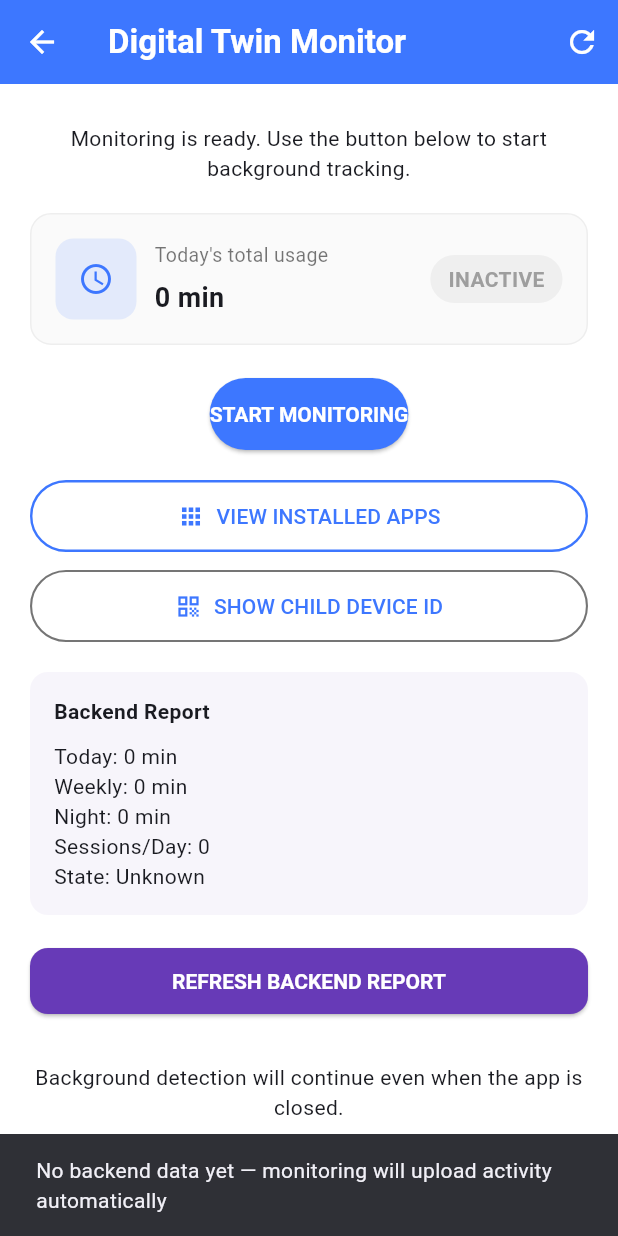
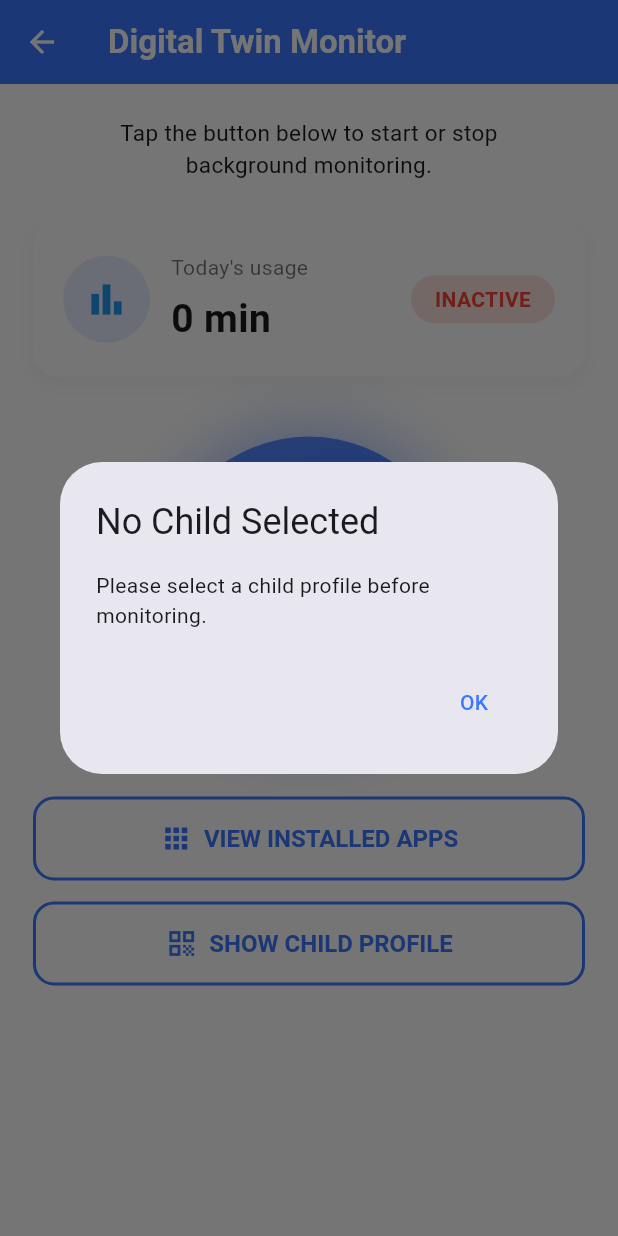
Before and after one commit to Jeseem24/gaming_monitor_app, a Flutter app: the MonitoringScreen screen opened by its route, on a phone screen of 412 x 824 dp. Run offline on Flutter 3.47's test engine with Material 3 defaults, Android fonts, the phone set to English and light mode, and no system bars; our stand-ins replace permission_handler, shared_preferences, sqflite; accounts and stored records are empty.

Commit message:
Update monitoring screen logic and UI

```diff
--- a/lib/screens/monitoring_screen.dart
+++ b/lib/screens/monitoring_screen.dart
@@ -4,17 +4,14 @@ import 'package:flutter/material.dart';
 import 'package:flutter/services.dart';
 import 'package:permission_handler/permission_handler.dart';
 import 'package:shared_preferences/shared_preferences.dart';
-import 'child_id_screen.dart';
 
 import '../services/sync_service.dart';
 import '../services/native_event_handler.dart';
 import '../database.dart';
 import 'pin_verify_screen.dart';
 import 'installed_games_screen.dart';
-import '../services/twin_service.dart';
-
-bool _busyMonitor = false; // start/stop monitoring
-bool _busyReport = false; // backend report loading
+import 'child_id_screen.dart';
+import 'child_selection_screen.dart';
 
 const MethodChannel _serviceChannel = MethodChannel('game_detection');
 
@@ -26,13 +23,8 @@ class MonitoringScreen extends StatefulWidget {
 }
 
 class _MonitoringScreenState extends State<MonitoringScreen> {
-  int _backendToday = 0;
-  int _backendWeekly = 0;
-  int _backendNight = 0;
-  int _backendSessions = 0;
-  String _backendState = "Unknown";
-
   bool _serviceRunning = false;
+  bool _busyMonitor = false;
   int _todayMinutes = 0;
 
   final Color _primary = const Color(0xFF3D77FF);
@@ -41,27 +33,56 @@ class _MonitoringScreenState extends State<MonitoringScreen> {
   void initState() {
     super.initState();
     _requestNotificationPermission();
-    _loadServiceState();
-    _refreshSummary();
-    _loadTwinReport(); // auto-load backend on start
+    _checkChildSelected();
+    _autoRefreshLoop();
   }
 
-  Future<void> _loadServiceState() async {
-    final prefs = await SharedPreferences.getInstance();
-    final stored = prefs.getBool('service_running') ?? false;
-    setState(() => _serviceRunning = stored);
-
-    if (_serviceRunning) {
-      await NativeEventHandler.instance.start();
-      SyncService.instance.startSyncLoop();
+  // AUTO REFRESH EVERY 10 SECONDS
+  Future<void> _autoRefreshLoop() async {
+    while (mounted) {
+      await _refreshLocalSummary();
+      await Future.delayed(const Duration(seconds: 10));
     }
   }
 
-  Future<void> _saveServiceState(bool running) async {
+  // CHILD CHECK
+  Future<void> _checkChildSelected() async {
     final prefs = await SharedPreferences.getInstance();
-    prefs.setBool('service_running', running);
+    final id = prefs.getString("selected_child_id");
+
+    if (id == null || id.isEmpty) {
+      WidgetsBinding.instance.addPostFrameCallback((_) {
+        _showNoChildSelectedDialog();
+      });
+    } else {
+      await _loadServiceState();
+      await _refreshLocalSummary();
+    }
   }
 
+  void _showNoChildSelectedDialog() {
+    showDialog(
+      context: context,
+      barrierDismissible: false,
+      builder: (_) => AlertDialog(
+        title: const Text("No Child Selected"),
+        content: const Text("Please select a child profile before monitoring."),
+        actions: [
+          TextButton(
+            onPressed: () {
+              Navigator.pushReplacement(
+                context,
+                MaterialPageRoute(builder: (_) => const ChildSelectionScreen()),
+              );
+            },
+            child: const Text("OK"),
+          ),
+        ],
+      ),
+    );
+  }
+
+  // NOTIFICATIONS
   Future<void> _requestNotificationPermission() async {
     final status = await Permission.notification.status;
     if (!status.isGranted) {
@@ -69,10 +90,26 @@ class _MonitoringScreenState extends State<MonitoringScreen> {
     }
   }
 
-  // -------------------------------------------------------------
-  // START SERVICE
-  // -------------------------------------------------------------
-  Future<void> _startService() async {
+  // LOAD SERVICE STATE
+  Future<void> _loadServiceState() async {
+    final prefs = await SharedPreferences.getInstance();
+    final running = prefs.getBool('service_running') ?? false;
+
+    setState(() => _serviceRunning = running);
+
+    if (running) {
+      await NativeEventHandler.instance.start();
+      SyncService.instance.startSyncLoop();
+    }
+  }
+
+  Future<void> _saveServiceState(bool value) async {
+    final prefs = await SharedPreferences.getInstance();
+    await prefs.setBool('service_running', value);
+  }
+
+  // START MONITORING
+  Future<void> _startMonitoring() async {
     if (_busyMonitor) return;
     setState(() => _busyMonitor = true);
 
@@ -80,26 +117,24 @@ class _MonitoringScreenState extends State<MonitoringScreen> {
       await NativeEventHandler.instance.start();
       await _serviceChannel.invokeMethod('start_service');
 
-      ScaffoldMessenger.of(context).showSnackBar(
-        const SnackBar(content: Text('Background service started')),
-      );
+      SyncService.instance.startSyncLoop();
+      await _saveServiceState(true);
 
       setState(() => _serviceRunning = true);
-      await _saveServiceState(true);
-      SyncService.instance.startSyncLoop();
+      ScaffoldMessenger.of(
+        context,
+      ).showSnackBar(const SnackBar(content: Text("Monitoring started")));
     } catch (e) {
       ScaffoldMessenger.of(
         context,
-      ).showSnackBar(SnackBar(content: Text('Failed to start: $e')));
-    } finally {
+      ).showSnackBar(SnackBar(content: Text("Failed: $e")));
+    }
+
     setState(() => _busyMonitor = false);
   }
-  }
 
-  // -------------------------------------------------------------
-  // STOP SERVICE
-  // -------------------------------------------------------------
-  Future<void> _stopService() async {
+  // STOP MONITORING
+  Future<void> _stopMonitoring() async {
     if (_busyMonitor) return;
     setState(() => _busyMonitor = true);
 
@@ -113,30 +148,27 @@ class _MonitoringScreenState extends State<MonitoringScreen> {
       return;
     }
 
+    try {
       SyncService.instance.stopSyncLoop();
-    setState(() => _serviceRunning = false);
+      await _serviceChannel.invokeMethod('stop_service');
       await _saveServiceState(false);
 
-    try {
-      await _serviceChannel.invokeMethod('stop_service');
-      await Future.delayed(const Duration(milliseconds: 300));
-    } catch (_) {}
+      setState(() => _serviceRunning = false);
 
       ScaffoldMessenger.of(
         context,
-    ).showSnackBar(const SnackBar(content: Text('Monitoring stopped')));
+      ).showSnackBar(const SnackBar(content: Text("Monitoring stopped")));
+    } catch (_) {}
 
     setState(() => _busyMonitor = false);
   }
 
-  Future<void> _toggleService() async {
-    _serviceRunning ? await _stopService() : await _startService();
+  Future<void> _toggleMonitoring() async {
+    _serviceRunning ? await _stopMonitoring() : await _startMonitoring();
   }
 
-  // -------------------------------------------------------------
-  // REFRESH SUMMARY
-  // -------------------------------------------------------------
-  Future<void> _refreshSummary() async {
+  // LOCAL SUMMARY
+  Future<void> _refreshLocalSummary() async {
     try {
       final db = await GameDatabase.instance.database;
       final now = DateTime.now();
@@ -151,109 +183,69 @@ class _MonitoringScreenState extends State<MonitoringScreen> {
         [startOfDay],
       );
 
-      final totalSec = (res.first['total'] as int?) ?? 0;
-      setState(() => _todayMinutes = totalSec ~/ 60);
+      final sec = (res.first['total'] as int?) ?? 0;
+      setState(() => _todayMinutes = sec ~/ 60);
     } catch (_) {}
   }
 
-  // -------------------------------------------------------------
-  // REFRESH BACKEND REPORT (separate loading)
-  // -------------------------------------------------------------
-  Future<void> _loadTwinReport() async {
-    setState(() => _busyReport = true);
-
-    try {
-      final userId = await SyncService.instance.getChildId();
-
-      final report = await TwinService.getReport(userId);
-      final twin = await TwinService.getTwin(userId);
-
-      if (report == null || twin == null) {
-        ScaffoldMessenger.of(context).showSnackBar(
-          const SnackBar(
-            content: Text(
-              "No backend data yet — monitoring will upload activity automatically",
-            ),
-          ),
-        );
-        return;
-      }
-
-      setState(() {
-        _backendToday = report["today_minutes"] ?? 0;
-        _backendWeekly = report["weekly_minutes"] ?? 0;
-        _backendNight = report["night_minutes"] ?? 0;
-        _backendSessions = report["sessions_per_day"] ?? 0;
-        _backendState = twin["state"] ?? "Unknown";
-      });
-
-      ScaffoldMessenger.of(
-        context,
-      ).showSnackBar(const SnackBar(content: Text("Report updated")));
-    } catch (e) {
-      ScaffoldMessenger.of(
-        context,
-      ).showSnackBar(SnackBar(content: Text("Error loading: $e")));
-    } finally {
-      setState(() => _busyReport = false);
-    }
-  }
-
-  // -------------------------------------------------------------
-  // BUILD UI WIDGETS
-  // -------------------------------------------------------------
+  // MODERN SUMMARY CARD
   Widget _summaryCard() {
     return Container(
-      padding: const EdgeInsets.all(16),
+      padding: const EdgeInsets.all(20),
       decoration: BoxDecoration(
-        color: Colors.grey.shade50,
-        borderRadius: BorderRadius.circular(14),
-        border: Border.all(color: Colors.grey.shade200),
+        color: Colors.white,
+        borderRadius: BorderRadius.circular(16),
+        boxShadow: [
+          BoxShadow(
+            color: Colors.black.withOpacity(0.04),
+            blurRadius: 12,
+            spreadRadius: 1,
+            offset: const Offset(0, 4),
+          ),
+        ],
       ),
       child: Row(
         children: [
           Container(
-            width: 54,
-            height: 54,
+            padding: const EdgeInsets.all(14),
             decoration: BoxDecoration(
               color: _primary.withOpacity(0.12),
-              borderRadius: BorderRadius.circular(12),
+              shape: BoxShape.circle,
             ),
-            child: Icon(Icons.schedule, color: _primary),
+            child: const Icon(Icons.bar_chart, size: 30, color: Colors.blue),
           ),
-          const SizedBox(width: 12),
-          Expanded(
-            child: Column(
+          const SizedBox(width: 14),
+          Column(
             crossAxisAlignment: CrossAxisAlignment.start,
             children: [
               const Text(
-                  "Today's total usage",
-                  style: TextStyle(fontSize: 13, color: Colors.black54),
+                "Today's usage",
+                style: TextStyle(fontSize: 14, color: Colors.black54),
               ),
               const SizedBox(height: 6),
               Text(
-                  '$_todayMinutes min',
+                "$_todayMinutes min",
                 style: const TextStyle(
-                    fontSize: 18,
-                    fontWeight: FontWeight.w700,
+                  fontSize: 26,
+                  fontWeight: FontWeight.bold,
                 ),
               ),
             ],
           ),
+          const Spacer(),
+          Container(
+            padding: const EdgeInsets.symmetric(horizontal: 16, vertical: 6),
+            decoration: BoxDecoration(
+              color: (_serviceRunning ? Colors.green : Colors.red).withOpacity(
+                0.15,
               ),
-          Container(
-            padding: const EdgeInsets.symmetric(horizontal: 12, vertical: 6),
-            decoration: BoxDecoration(
-              color: (_serviceRunning ? Colors.green : Colors.grey).withOpacity(
-                0.12,
-              ),
-              borderRadius: BorderRadius.circular(999),
+              borderRadius: BorderRadius.circular(20),
             ),
             child: Text(
               _serviceRunning ? "ACTIVE" : "INACTIVE",
               style: TextStyle(
-                color: _serviceRunning ? Colors.green : Colors.grey,
-                fontWeight: FontWeight.w700,
+                color: _serviceRunning ? Colors.green : Colors.red,
+                fontWeight: FontWeight.bold,
               ),
             ),
           ),
@@ -262,188 +254,140 @@ class _MonitoringScreenState extends State<MonitoringScreen> {
     );
   }
 
-  Widget _buildPillButton() {
-    final label = _serviceRunning ? 'STOP MONITORING' : 'START MONITORING';
-    final background = _serviceRunning ? Colors.red : _primary;
+  // BIG MODERN RING BUTTON
+  Widget _bigCircleButton() {
+    final running = _serviceRunning;
 
-    return SizedBox(
-      height: 48,
-      child: ElevatedButton(
-        onPressed: _busyMonitor ? null : _toggleService,
-        style: ElevatedButton.styleFrom(
-          backgroundColor: background,
-          shape: RoundedRectangleBorder(
-            borderRadius: BorderRadius.circular(999),
+    return GestureDetector(
+      onTap: _busyMonitor ? null : _toggleMonitoring,
+      child: AnimatedContainer(
+        duration: const Duration(milliseconds: 300),
+        width: 200,
+        height: 200,
+        decoration: BoxDecoration(
+          shape: BoxShape.circle,
+          gradient: LinearGradient(
+            colors: running
+                ? [Colors.red.shade400, Colors.red.shade700]
+                : [_primary.withOpacity(0.8), _primary],
+            begin: Alignment.topLeft,
+            end: Alignment.bottomRight,
+          ),
+          boxShadow: [
+            BoxShadow(
+              color: (running ? Colors.red : _primary).withOpacity(0.45),
+              blurRadius: 36,
+              spreadRadius: 4,
+            ),
+          ],
+        ),
+        child: Center(
+          child: _busyMonitor
+              ? const CircularProgressIndicator(
+                  color: Colors.white,
+                  strokeWidth: 3,
+                )
+              : Text(
+                  running ? "STOP" : "START",
+                  style: const TextStyle(
+                    color: Colors.white,
+                    fontSize: 30,
+                    fontWeight: FontWeight.bold,
                   ),
                 ),
-        child: _busyMonitor
-            ? const SizedBox(
-                width: 16,
-                height: 16,
-                child: CircularProgressIndicator(
-                  strokeWidth: 2,
-                  color: Colors.white,
-                ),
-              )
-            : Text(label, style: const TextStyle(fontWeight: FontWeight.bold)),
-      ),
-    );
-  }
-
-  Widget _installedAppsButton() {
-    return SizedBox(
-      width: double.infinity,
-      child: OutlinedButton.icon(
-        icon: const Icon(Icons.apps),
-        label: const Text("VIEW INSTALLED APPS"),
-        onPressed: () {
-          Navigator.push(
-            context,
-            MaterialPageRoute(builder: (_) => const InstalledGamesScreen()),
-          );
-        },
-        style: OutlinedButton.styleFrom(
-          padding: const EdgeInsets.symmetric(vertical: 14),
-          side: BorderSide(color: _primary, width: 1.6),
         ),
       ),
     );
   }
 
-  Widget _childIdButton() {
-    return SizedBox(
-      width: double.infinity,
-      child: OutlinedButton.icon(
-        icon: const Icon(Icons.qr_code),
-        label: const Text("SHOW CHILD DEVICE ID"),
-        onPressed: () {
-          Navigator.push(
-            context,
-            MaterialPageRoute(builder: (_) => const ChildIdScreen()),
-          );
-        },
-        style: OutlinedButton.styleFrom(
-          padding: const EdgeInsets.symmetric(vertical: 14),
-          side: BorderSide(color: Colors.black54, width: 1.4),
-        ),
-      ),
+  // ❗ MODERN OUTLINED BUTTON STYLE (BIGGER)
+  ButtonStyle _modernButtonStyle() {
+    return OutlinedButton.styleFrom(
+      padding: const EdgeInsets.symmetric(vertical: 16),
+      side: BorderSide(color: _primary, width: 2),
+      shape: RoundedRectangleBorder(borderRadius: BorderRadius.circular(14)),
+      foregroundColor: _primary,
+      textStyle: const TextStyle(fontSize: 16, fontWeight: FontWeight.w600),
     );
   }
 
-  // -------------------------------------------------------------
-  // MAIN BUILD
-  // -------------------------------------------------------------
+  // MAIN UI
   @override
   Widget build(BuildContext context) {
     return Scaffold(
       appBar: AppBar(
         title: const Text(
-          'Digital Twin Monitor',
+          "Digital Twin Monitor",
           style: TextStyle(color: Colors.white, fontWeight: FontWeight.w600),
         ),
         backgroundColor: _primary,
-        iconTheme: const IconThemeData(color: Colors.white),
-        actions: [
-          IconButton(
-            onPressed: () async {
-              await _refreshSummary();
-              ScaffoldMessenger.of(context).showSnackBar(
-                const SnackBar(content: Text('Summary refreshed')),
-              );
-            },
-            icon: const Icon(Icons.refresh, color: Colors.white),
-          ),
-        ],
       ),
 
       body: SafeArea(
+        child: SingleChildScrollView(
+          // FIXED YELLOW OVERFLOW
+          child: Center(
             child: Padding(
-          padding: const EdgeInsets.symmetric(horizontal: 20, vertical: 26),
-          child: SingleChildScrollView(
+              padding: const EdgeInsets.all(22),
               child: Column(
                 children: [
                   const Text(
-                  'Monitoring is ready. Use the button below to start background tracking.',
+                    "Tap the button below to start or stop\nbackground monitoring.",
                     textAlign: TextAlign.center,
+                    style: TextStyle(fontSize: 15),
                   ),
-                const SizedBox(height: 20),
+
+                  const SizedBox(height: 28),
 
                   _summaryCard(),
-                const SizedBox(height: 22),
+                  const SizedBox(height: 40),
 
-                _buildPillButton(),
-                const SizedBox(height: 20),
+                  _bigCircleButton(),
+                  const SizedBox(height: 40),
 
-                _installedAppsButton(),
-                const SizedBox(height: 12),
-
-                _childIdButton(),
-                const SizedBox(height: 20),
-
-                // BACKEND REPORT CARD
-                Container(
+                  // BIG MODERN BUTTON 1
+                  SizedBox(
                     width: double.infinity,
-                  padding: const EdgeInsets.all(16),
-                  decoration: BoxDecoration(
-                    color: Colors.deepPurple.withOpacity(0.05),
-                    borderRadius: BorderRadius.circular(12),
+                    height: 56,
+                    child: OutlinedButton.icon(
+                      style: _modernButtonStyle(),
+                      icon: const Icon(Icons.apps, size: 22),
+                      label: const Text("VIEW INSTALLED APPS"),
+                      onPressed: () {
+                        Navigator.push(
+                          context,
+                          MaterialPageRoute(
+                            builder: (_) => const InstalledGamesScreen(),
                           ),
-                  child: Column(
-                    crossAxisAlignment: CrossAxisAlignment.start,
-                    children: [
-                      const Text(
-                        "Backend Report",
-                        style: TextStyle(fontWeight: FontWeight.w700),
-                      ),
-                      const SizedBox(height: 10),
-                      Text("Today: $_backendToday min"),
-                      Text("Weekly: $_backendWeekly min"),
-                      Text("Night: $_backendNight min"),
-                      Text("Sessions/Day: $_backendSessions"),
-                      Text("State: $_backendState"),
-                    ],
+                        );
+                      },
                     ),
                   ),
 
-                const SizedBox(height: 20),
+                  const SizedBox(height: 14),
 
+                  // BIG MODERN BUTTON 2
                   SizedBox(
                     width: double.infinity,
-                  child: ElevatedButton(
-                    onPressed: _busyReport ? null : _loadTwinReport,
-                    style: ElevatedButton.styleFrom(
-                      backgroundColor: Colors.deepPurple,
-                      shape: RoundedRectangleBorder(
-                        borderRadius: BorderRadius.circular(12),
+                    height: 56,
+                    child: OutlinedButton.icon(
+                      style: _modernButtonStyle(),
+                      icon: const Icon(Icons.qr_code, size: 22),
+                      label: const Text("SHOW CHILD PROFILE"),
+                      onPressed: () {
+                        Navigator.push(
+                          context,
+                          MaterialPageRoute(
+                            builder: (_) => const ChildIdScreen(),
                           ),
-                      padding: const EdgeInsets.symmetric(vertical: 14),
-                    ),
-                    child: _busyReport
-                        ? const SizedBox(
-                            width: 18,
-                            height: 18,
-                            child: CircularProgressIndicator(
-                              strokeWidth: 2,
-                              color: Colors.white,
-                            ),
-                          )
-                        : const Text(
-                            "REFRESH BACKEND REPORT",
-                            style: TextStyle(
-                              color: Colors.white,
-                              fontWeight: FontWeight.w600,
-                            ),
-                          ),
+                        );
+                      },
                     ),
                   ),
 
-                const SizedBox(height: 30),
-
-                const Text(
-                  'Background detection will continue even when the app is closed.',
-                  textAlign: TextAlign.center,
+                  const SizedBox(height: 40),
+                ],
               ),
-              ],
             ),
           ),
         ),
```
Lines whose indentation alone changed are shown as unchanged.
